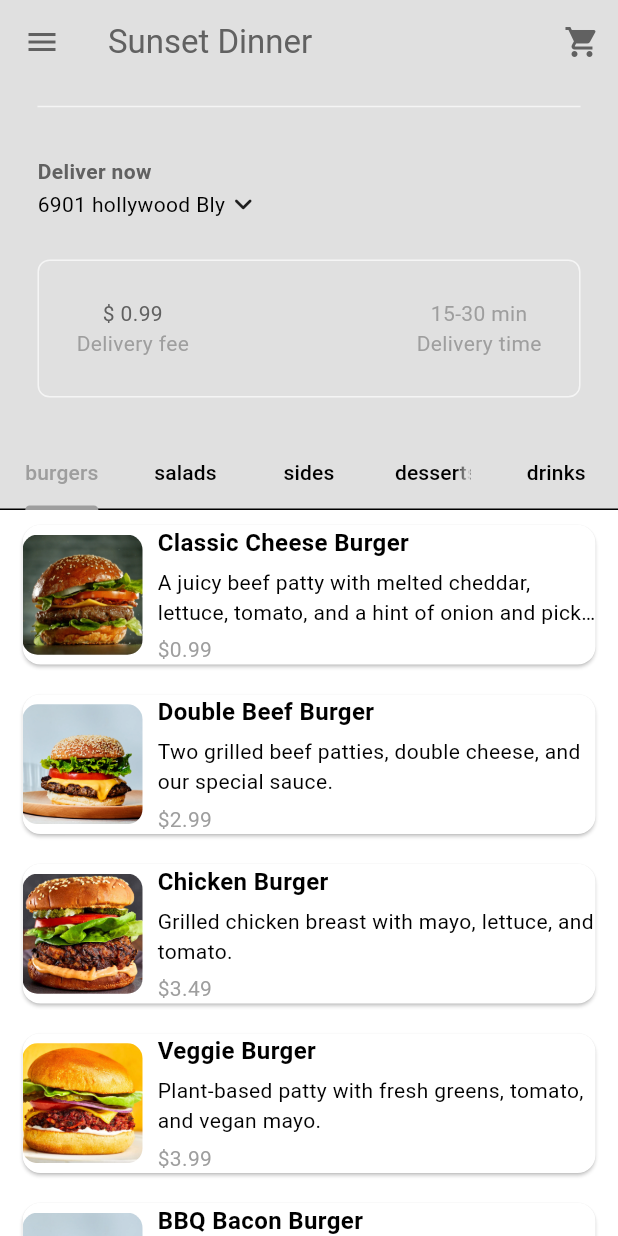
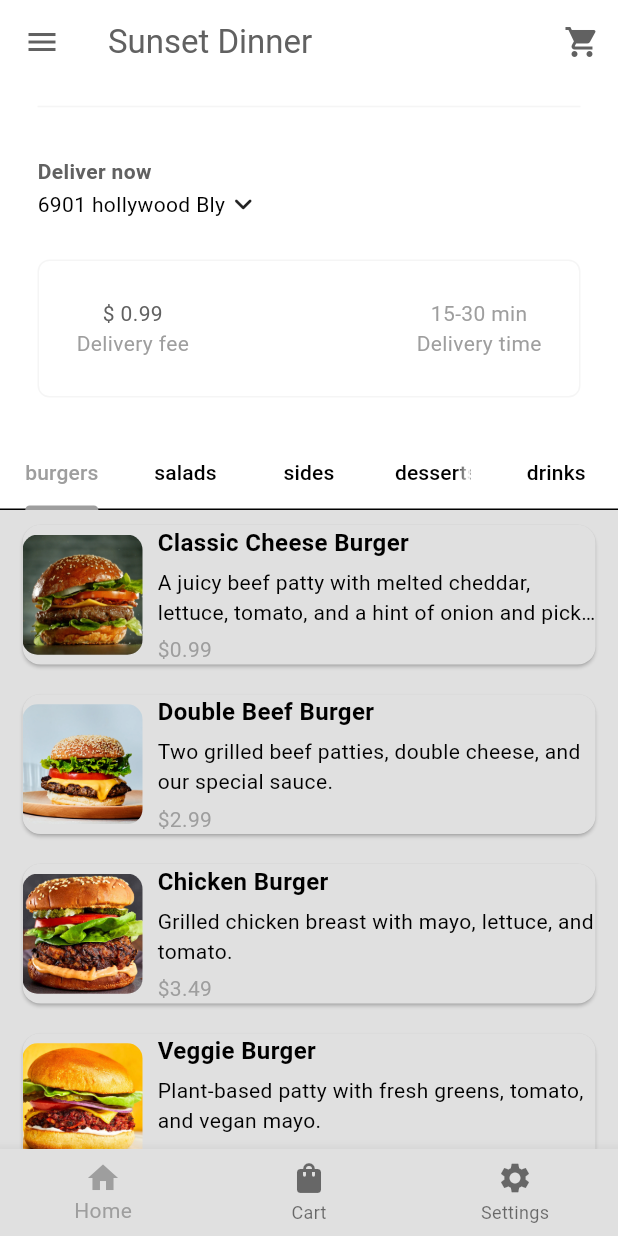
Before and after one commit to bigwave819/resto_app_flutter, a Flutter app: the screen it shows after launch, after a tap on "Sign In", on a phone screen of 412 x 824 dp. Run offline on Flutter 3.47's test engine with Material 3 defaults, Android fonts, the phone set to English and light mode, and no system bars.

Commit message:
fixed the UI visibility issues

```diff
--- a/lib/models/restaurant.dart
+++ b/lib/models/restaurant.dart
@@ -1,7 +1,7 @@
 import "package:collection/collection.dart";
 import "package:flutter/material.dart";
 import "package:resto_app/models/cart_item.dart";
-import 'package:collection/collection.dart';
+
 
 import "food.dart";
 
--- a/lib/pages/login_page.dart
+++ b/lib/pages/login_page.dart
@@ -1,6 +1,7 @@
 import 'package:flutter/material.dart';
 import 'package:resto_app/components/my_button.dart';
 import 'package:resto_app/components/my_textfield.dart';
+import 'package:resto_app/pages/navigation.dart';
 
 import 'home_page.dart' show HomePage;
 
@@ -27,14 +28,14 @@ class _LoginPageState extends State<LoginPage> {
     //navigate to the home page
     Navigator.push(
       context,
-      MaterialPageRoute(builder: (context) => HomePage()),
+      MaterialPageRoute(builder: (context) => BottomNav()),
     );
   }
 
   @override
   Widget build(BuildContext context) {
     return Scaffold(
-      backgroundColor: Theme.of(context).colorScheme.background,
+      backgroundColor: Theme.of(context).colorScheme.surface,
       body: Center(
         child: Column(
           children: [
--- /dev/null
+++ b/lib/pages/navigation.dart
@@ -0,0 +1,51 @@
+import 'package:flutter/material.dart';
+import 'package:resto_app/pages/cart_page.dart';
+import 'package:resto_app/pages/home_page.dart';
+import 'package:resto_app/pages/settings_page.dart';
+
+class BottomNav extends StatefulWidget {
+  const BottomNav({super.key});
+
+  @override
+  State<BottomNav> createState() => _BottomNavState();
+}
+
+class _BottomNavState extends State<BottomNav> {
+  int _currentIndex = 0; // remove 'final'
+
+  final List<Widget> _pages = const [
+    HomePage(),
+    Cartpage(),
+    SettingsPage(),
+  ];
+
+  @override
+  Widget build(BuildContext context) {
+    return Scaffold(
+      body: _pages[_currentIndex],
+      bottomNavigationBar: BottomNavigationBar(
+        currentIndex: _currentIndex,
+        onTap: (index) {
+          setState(() {
+            _currentIndex = index;
+          });
+        },
+        type: BottomNavigationBarType.fixed,
+        items: const [
+          BottomNavigationBarItem(
+            icon: Icon(Icons.home),
+            label: 'Home', // ✅ add labels (required in some Flutter versions)
+          ),
+          BottomNavigationBarItem(
+            icon: Icon(Icons.shopping_bag),
+            label: 'Cart',
+          ),
+          BottomNavigationBarItem(
+            icon: Icon(Icons.settings),
+            label: 'Settings',
+          ),
+        ],
+      ),
+    );
+  }
+}
--- a/lib/pages/settings_page.dart
+++ b/lib/pages/settings_page.dart
@@ -12,9 +12,9 @@ class SettingsPage extends StatelessWidget {
     return Scaffold(
       appBar: AppBar(
         title: Text("Settings"),
-        backgroundColor: Theme.of(context).colorScheme.background,
+        backgroundColor: Theme.of(context).colorScheme.surface,
       ),
-      backgroundColor: Theme.of(context).colorScheme.background,
+      backgroundColor: Theme.of(context).colorScheme.surface,
       body: Column(
         children: [
           Container(
--- a/lib/theme/dark_theme.dart
+++ b/lib/theme/dark_theme.dart
@@ -2,7 +2,7 @@ import 'package:flutter/material.dart';
 
 ThemeData darkMode = ThemeData(
   colorScheme: ColorScheme.dark(
-    background: const Color.fromARGB(255, 20, 20, 20),
+    surface: const Color.fromARGB(255, 20, 20, 20),
     primary: const Color.fromARGB(255, 122, 122, 122),
     secondary: const Color.fromARGB(255, 30, 30, 30),
     tertiary: const Color.fromARGB(255, 47, 47, 47),
--- a/lib/theme/light_theme.dart
+++ b/lib/theme/light_theme.dart
@@ -2,7 +2,7 @@ import 'package:flutter/material.dart';
 
 ThemeData lightMode = ThemeData(
   colorScheme: ColorScheme.light(
-    background: Colors.grey.shade300,
+    surface: Colors.grey.shade300,
     primary: Colors.grey.shade500,
     secondary: Colors.grey.shade100,
     tertiary: Colors.white,
```
